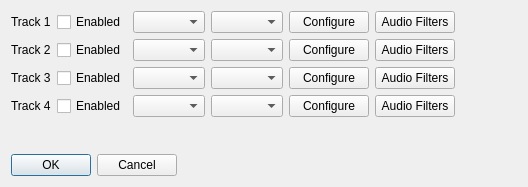
Above: branches/avidemux_2.6_branch_mean/avidemux/qt4/ADM_userInterfaces/ADM_dialog/audioTracks.ui from BackupTheBerlios/avidemux-svn before the change. Below: the same form after it.
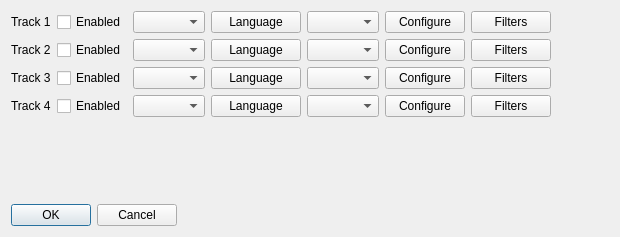
That is the form after the change.

Commit message: [ui/language/qt4] Prepare for select language

The edit to the form file:
```diff
--- a/branches/avidemux_2.6_branch_mean/avidemux/qt4/ADM_userInterfaces/ADM_dialog/audioTracks.ui
+++ b/branches/avidemux_2.6_branch_mean/avidemux/qt4/ADM_userInterfaces/ADM_dialog/audioTracks.ui
@@ -6,14 +6,17 @@
    <rect>
     <x>0</x>
     <y>0</y>
-    <width>528</width>
-    <height>187</height>
+    <width>620</width>
+    <height>237</height>
    </rect>
   </property>
   <property name="windowTitle">
    <string>Audio Tracks Configuration</string>
   </property>
   <layout class="QFormLayout" name="formLayout">
+   <property name="fieldGrowthPolicy">
+    <enum>QFormLayout::ExpandingFieldsGrow</enum>
+   </property>
    <item row="0" column="0">
     <layout class="QHBoxLayout" name="horizontalLayout">
      <item>
@@ -33,6 +36,19 @@
      <item>
       <widget class="QComboBox" name="comboBoxInput1"/>
      </item>
+     <item>
+      <widget class="QPushButton" name="pushButtonLanguage1">
+       <property name="minimumSize">
+        <size>
+         <width>90</width>
+         <height>0</height>
+        </size>
+       </property>
+       <property name="text">
+        <string>Language</string>
+       </property>
+      </widget>
+     </item>
      <item>
       <widget class="QComboBox" name="comboBoxCodec1"/>
      </item>
@@ -46,7 +62,7 @@
      <item>
       <widget class="QPushButton" name="pushButtonFilter1">
        <property name="text">
-        <string>Audio Filters</string>
+        <string>Filters</string>
        </property>
       </widget>
      </item>
@@ -71,6 +87,19 @@
      <item>
       <widget class="QComboBox" name="comboBoxInput2"/>
      </item>
+     <item>
+      <widget class="QPushButton" name="pushButtonLanguage2">
+       <property name="minimumSize">
+        <size>
+         <width>90</width>
+         <height>0</height>
+        </size>
+       </property>
+       <property name="text">
+        <string>Language</string>
+       </property>
+      </widget>
+     </item>
      <item>
       <widget class="QComboBox" name="comboBoxCodec2"/>
      </item>
@@ -84,7 +113,7 @@
      <item>
       <widget class="QPushButton" name="pushButtonFilter2">
        <property name="text">
-        <string>Audio Filters</string>
+        <string>Filters</string>
        </property>
       </widget>
      </item>
@@ -109,6 +138,19 @@
      <item>
       <widget class="QComboBox" name="comboBoxInput3"/>
      </item>
+     <item>
+      <widget class="QPushButton" name="pushButtonLanguage3">
+       <property name="minimumSize">
+        <size>
+         <width>90</width>
+         <height>0</height>
+        </size>
+       </property>
+       <property name="text">
+        <string>Language</string>
+       </property>
+      </widget>
+     </item>
      <item>
       <widget class="QComboBox" name="comboBoxCodec3"/>
      </item>
@@ -122,7 +164,7 @@
      <item>
       <widget class="QPushButton" name="pushButtonFilter3">
        <property name="text">
-        <string>Audio Filters</string>
+        <string>Filters</string>
        </property>
       </widget>
      </item>
@@ -147,6 +189,19 @@
      <item>
       <widget class="QComboBox" name="comboBoxInput4"/>
      </item>
+     <item>
+      <widget class="QPushButton" name="pushButtonLanguage4">
+       <property name="minimumSize">
+        <size>
+         <width>90</width>
+         <height>0</height>
+        </size>
+       </property>
+       <property name="text">
+        <string>Language</string>
+       </property>
+      </widget>
+     </item>
      <item>
       <widget class="QComboBox" name="comboBoxCodec4"/>
      </item>
@@ -160,7 +215,7 @@
      <item>
       <widget class="QPushButton" name="pushButtonFilter4">
        <property name="text">
-        <string>Audio Filters</string>
+        <string>Filters</string>
        </property>
       </widget>
      </item>
```
The commit also changes 3 other files.
